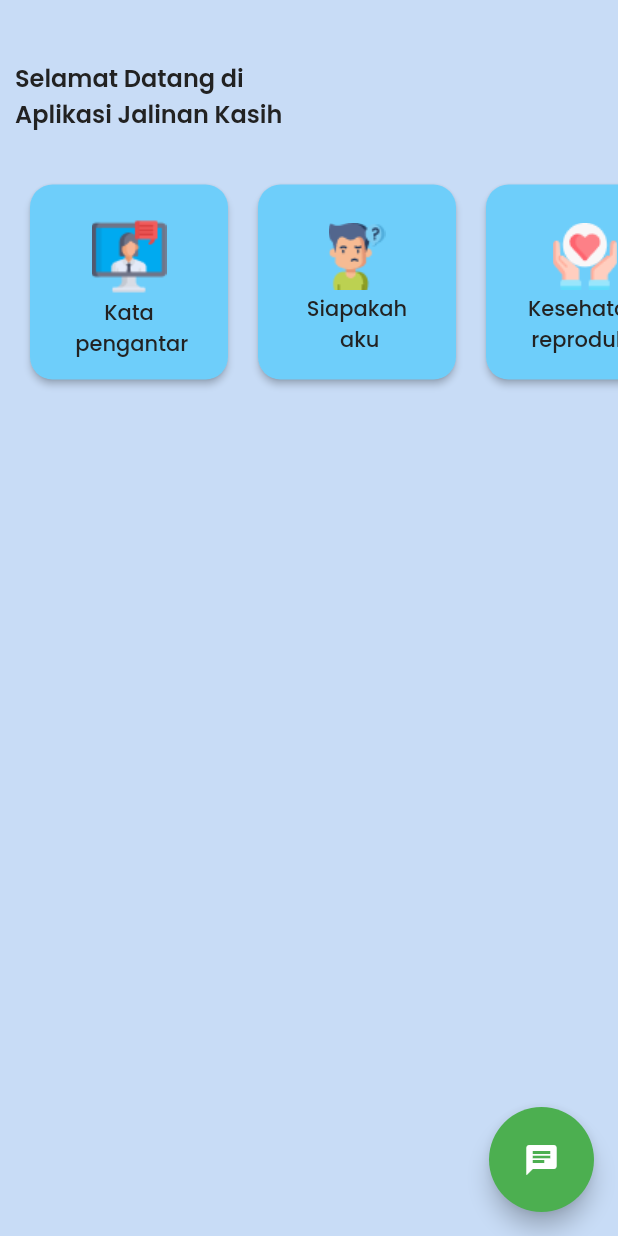
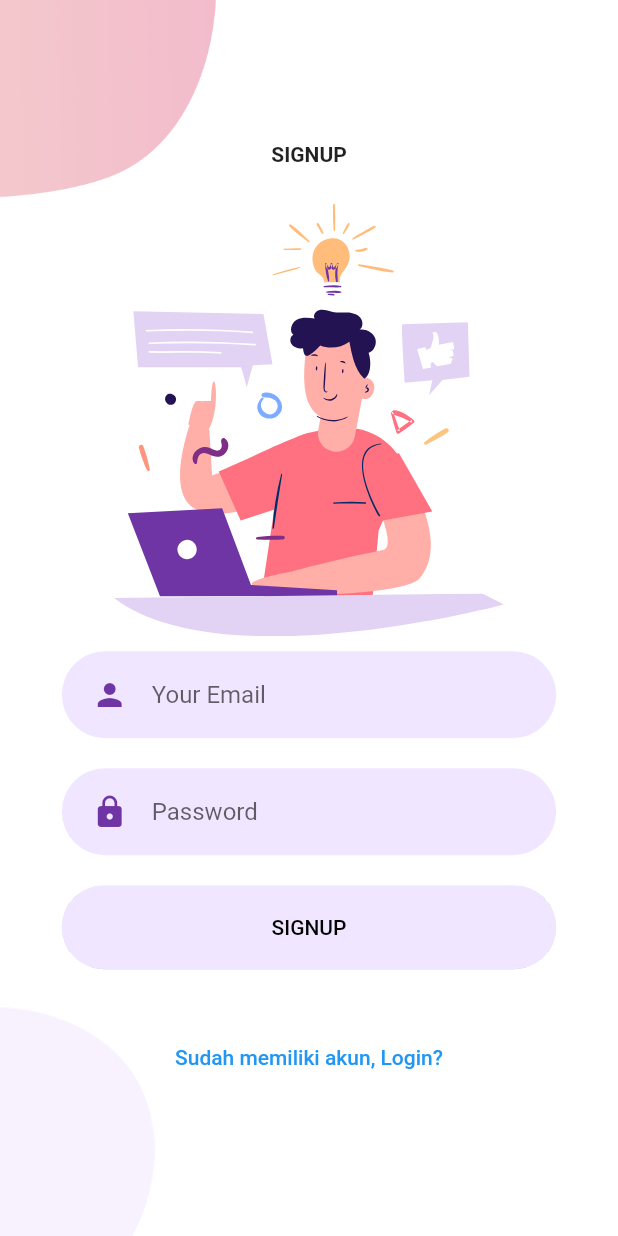
Before and after one commit to Rwhytm/Jalinan_Kasih-flutter, a Flutter app: the screen it shows after launch, on a phone screen of 412 x 824 dp. Run offline on Flutter 3.47's test engine with Material 2 defaults, Android fonts, the phone set to English and light mode, and no system bars; our stand-ins replace firebase_auth, firebase_core, flutter_svg, font_awesome_flutter, google_fonts; accounts and stored records are empty.

Commit message:
register view done

```diff
--- a/Jalinan_Kasih/lib/pages/login/body.dart
+++ b/Jalinan_Kasih/lib/pages/login/body.dart
@@ -2,7 +2,6 @@ import 'package:flutter/material.dart';
 import 'package:flutter_svg/flutter_svg.dart';
 import 'package:jalinan_kasih/pages/login/background.dart';
 import 'package:jalinan_kasih/pages/welcome.dart';
-import 'package:jalinan_kasih/widgets/login_sebagai_user.dart';
 import 'package:jalinan_kasih/widgets/rounded_button.dart';
 import 'package:jalinan_kasih/widgets/rounded_input_field.dart';
 import 'package:jalinan_kasih/widgets/rounded_password_field.dart';
@@ -25,8 +24,7 @@ class Body extends StatelessWidget {
               style: TextStyle(fontWeight: FontWeight.bold),
             ),
             SizedBox(height: size.height * 0.03),
-            SvgPicture
-            .asset(
+            SvgPicture.asset(
               "assets/icons/login.svg",
               height: size.height * 0.35,
             ),
@@ -42,7 +40,19 @@ class Body extends StatelessWidget {
               text: "LOGIN",
               press: () {},
             ),
-            TextButton(onPressed: () {}, child: Text("Sebagai User"))
+            TextButton(
+              onPressed: () {
+                Navigator.push(
+                  context,
+                  MaterialPageRoute(
+                    builder: (context) {
+                      return Welcome();
+                    },
+                  ),
+                );
+              },
+              child: Text("Login sebagai user"),
+            ),
           ],
         ),
       ),
--- a/Jalinan_Kasih/lib/pages/pages.dart
+++ b/Jalinan_Kasih/lib/pages/pages.dart
@@ -11,6 +11,7 @@ import 'package:jalinan_kasih/pages/menu4/menu4.dart';
 import 'package:jalinan_kasih/pages/menu5/menu5.dart';
 import 'package:jalinan_kasih/pages/menu6/menu6.dart';
 import 'package:jalinan_kasih/pages/katapengantar/menu0_1.dart';
+import 'package:jalinan_kasih/pages/register.dart';
 import 'package:jalinan_kasih/pages/tim peneliti/menu0_2.dart';
 import 'package:jalinan_kasih/pages/welcome.dart';
 import 'package:jalinan_kasih/widgets/widgets.dart';
--- a/Jalinan_Kasih/lib/pages/register.dart
+++ b/Jalinan_Kasih/lib/pages/register.dart
@@ -1,4 +1,5 @@
 import 'package:flutter/material.dart';
+import 'package:jalinan_kasih/pages/register/body_register.dart';
 
 class RegisterPage extends StatefulWidget {
   const RegisterPage({Key? key}) : super(key: key);
@@ -10,6 +11,8 @@ class RegisterPage extends StatefulWidget {
 class _RegisterPageState extends State<RegisterPage> {
   @override
   Widget build(BuildContext context) {
-    return Container();
+    return Scaffold(
+      body: BodyRegister(),
+    );
   }
 }
--- /dev/null
+++ b/Jalinan_Kasih/lib/pages/register/background_register.dart
@@ -0,0 +1,42 @@
+import 'package:flutter/material.dart';
+
+class BackgroundRegister extends StatelessWidget {
+  final Widget child;
+  const BackgroundRegister({
+    required this.child,
+    Key? key,
+  }) : super(key: key);
+
+  @override
+  Widget build(BuildContext context) {
+    Size size = MediaQuery.of(context).size;
+    return Container(
+      height: size.height,
+      width: double.infinity,
+
+      // Here i can use size.width but use double.infinity because both work as a same
+      child: Stack(
+        alignment: Alignment.center,
+        children: <Widget>[
+          Positioned(
+            top: 0,
+            left: 0,
+            child: Image.asset(
+              "assets/images/signup_top.png",
+              width: size.width * 0.35,
+            ),
+          ),
+          Positioned(
+            bottom: 0,
+            left: 0,
+            child: Image.asset(
+              "assets/images/main_bottom.png",
+              width: size.width * 0.25,
+            ),
+          ),
+          child,
+        ],
+      ),
+    );
+  }
+}
--- a/Jalinan_Kasih/lib/pages/register/body_register.dart
+++ b/Jalinan_Kasih/lib/pages/register/body_register.dart
@@ -0,0 +1,58 @@
+import 'package:flutter/material.dart';
+import 'package:flutter_svg/svg.dart';
+import 'package:jalinan_kasih/pages/login.dart';
+import 'package:jalinan_kasih/pages/register/background_register.dart';
+import 'package:jalinan_kasih/widgets/rounded_button.dart';
+import 'package:jalinan_kasih/widgets/rounded_input_field.dart';
+import 'package:jalinan_kasih/widgets/rounded_password_field.dart';
+
+class BodyRegister extends StatelessWidget {
+  const BodyRegister({Key? key}) : super(key: key);
+
+  @override
+  Widget build(BuildContext context) {
+    Size size = MediaQuery.of(context).size;
+    return BackgroundRegister(
+        child: SingleChildScrollView(
+      child: Column(
+        mainAxisAlignment: MainAxisAlignment.center,
+        children: <Widget>[
+          Text(
+            "SIGNUP",
+            style: TextStyle(fontWeight: FontWeight.bold),
+          ),
+          SizedBox(height: size.height * 0.03),
+          SvgPicture.asset(
+            "assets/icons/signup.svg",
+            height: size.height * 0.35,
+          ),
+          RoundedInputField(
+            hintText: "Your Email",
+            onChanged: (value) {},
+          ),
+          RoundedPasswordField(
+            onChanged: (value) {},
+          ),
+          RoundedButton(
+            text: "SIGNUP",
+            press: () {},
+          ),
+          SizedBox(height: size.height * 0.03),
+          TextButton(
+            onPressed: () {
+              Navigator.push(
+                context,
+                MaterialPageRoute(
+                  builder: (context) {
+                    return LoginPage();
+                  },
+                ),
+              );
+            },
+            child: Text("Sudah memiliki akun, Login?"),
+          ),
+        ],
+      ),
+    ));
+  }
+}
--- a/Jalinan_Kasih/lib/pages/splash.dart
+++ b/Jalinan_Kasih/lib/pages/splash.dart
@@ -20,7 +20,7 @@ class _SplashPageState extends State<SplashPage> {
   void onDone() {
     Navigator.of(context).pushReplacement(
       MaterialPageRoute(
-        builder: (context) => HomePage(),
+        builder: (context) => RegisterPage(),
       ),
     );
   }
--- a/Jalinan_Kasih/lib/pages/welcome/body_welcome.dart
+++ b/Jalinan_Kasih/lib/pages/welcome/body_welcome.dart
@@ -1,4 +1,5 @@
 import 'package:flutter/material.dart';
+import 'package:flutter_svg/flutter_svg.dart';
 import 'package:jalinan_kasih/common/services.dart';
 import 'package:jalinan_kasih/pages/login.dart';
 import 'package:jalinan_kasih/pages/welcome/background_welcome.dart';
@@ -18,20 +19,22 @@ class BodyWelcome extends StatelessWidget {
               "WELCOME",
               style: TextStyle(fontWeight: FontWeight.bold),
             ),
-            // SizedBox(height: size.height * 0.05),
-            // SvgPicture.asset(
-            //   "assets/icons/chat.svg",
-            //   height: size.height * 0.45,
-            // ),
+            SizedBox(height: size.height * 0.05),
+            SvgPicture.asset(
+              "assets/icons/chat.svg",
+              height: size.height * 0.45,
+            ),
             SizedBox(height: size.height * 0.05),
             RoundedButton(
               text: "ADMIN",
               press: () {
                 Navigator.push(
                   context,
-                  MaterialPageRoute(builder: (context) {
-                    return LoginPage();
-                  }),
+                  MaterialPageRoute(
+                    builder: (context) {
+                      return LoginPage();
+                    },
+                  ),
                 );
               },
             ),
```
Also changed, not shown: Jalinan_Kasih/lib/widgets/login_sebagai_user.dart (deleted, +0 -48 lines), Jalinan_Kasih/assets/icons/chat.svg (added), Jalinan_Kasih/assets/icons/signup.svg (added), Jalinan_Kasih/assets/images/signup_top.png (added), Jalinan_Kasih/lib/pages/register/background_resgister.dart (deleted).
